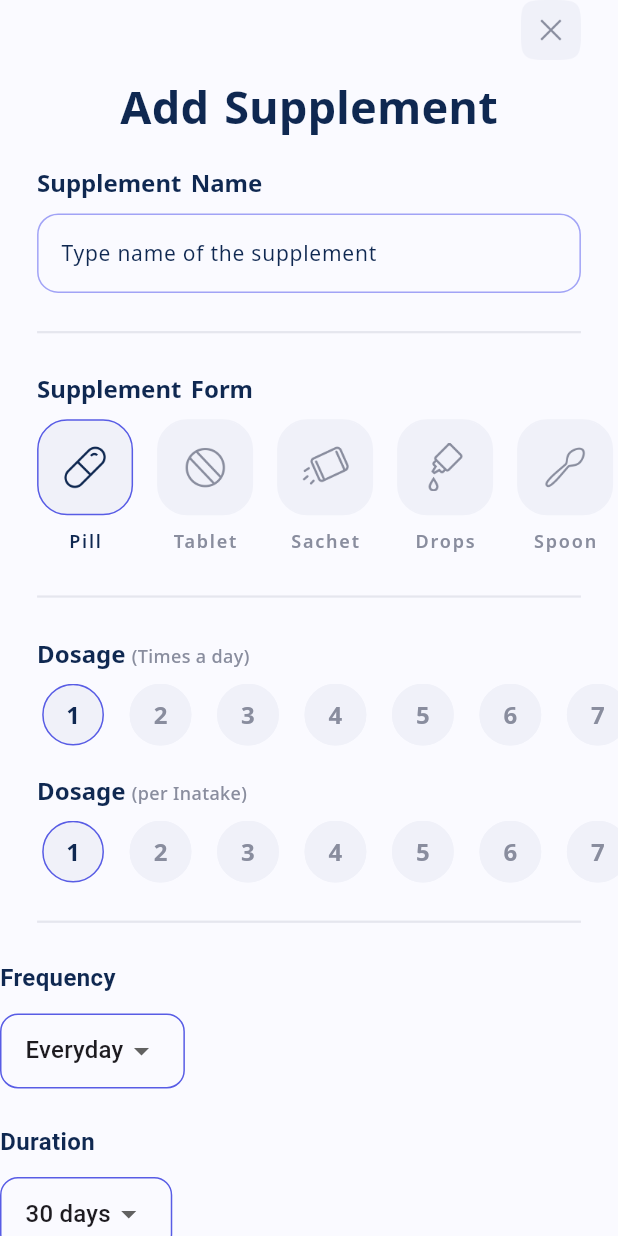
After one commit to YugaJ7/OneLook, a Flutter app: the AddSupplementScreen screen opened by its route, on a phone screen of 412 x 824 dp. The commit adds this screen. Run offline on Flutter 3.47's test engine with Material 3 defaults, Android fonts, the phone set to English and light mode, and no system bars; our stand-ins replace flutter_svg, get, google_fonts.

Commit message:
Add AddSupplement feature with controller, screen, and binding; refactor text fields

```diff
--- a/lib/binding/all_binding.dart
+++ b/lib/binding/all_binding.dart
@@ -1,5 +1,6 @@
 import 'package:get/get.dart';
 
+import '../controllers/add_supplement.dart';
 import '../controllers/forgot_controller.dart';
 import '../controllers/login_controller.dart';
 import '../controllers/onboarding_controller.dart';
@@ -45,3 +46,11 @@ class ForgotBinding implements Bindings {
     Get.lazyPut(() => ForgotController());
   }
 }
+
+// add_supplement_binding.dart
+class AddSupplementBinding implements Bindings {
+  @override
+  void dependencies() {
+    Get.lazyPut(() => AddSupplementController());
+  }
+}
--- a/lib/components/navbar/navbar.dart
+++ b/lib/components/navbar/navbar.dart
@@ -16,8 +16,9 @@ class Navbar extends StatelessWidget {
     final iconContainerWidth = screenWidth / NavbarData.icons.length;
     return Scaffold(
       body: Obx(() => NavbarData.screens[controller.selectedIndex.value]),
-      bottomNavigationBar: Container(
-        padding: EdgeInsets.symmetric(vertical: screenWidth * 0.025),
+      bottomNavigationBar: SafeArea(
+        child: Container(
+          padding: EdgeInsets.symmetric(vertical: screenWidth * 0.0025),
           decoration: BoxDecoration(
             color: Colors.white,
             borderRadius: BorderRadius.only(
@@ -33,7 +34,7 @@ class Navbar extends StatelessWidget {
               ),
             ],
           ),
-        height: screenHeight * 0.1,
+          height: screenHeight * 0.08,
           child: Stack(
             children: [
               Obx(() {
@@ -76,6 +77,7 @@ class Navbar extends StatelessWidget {
             ],
           ),
         ),
+      ),
     );
   }
 }
--- /dev/null
+++ b/lib/components/widgets/textfield/auth_text_field.dart
@@ -0,0 +1,72 @@
+import 'package:flutter/material.dart';
+import 'package:get/get.dart';
+import '../../../constants/app_color.dart';
+import '../../style/text.dart';
+
+class AuthTextField extends StatelessWidget {
+  final String label, hint, icon;
+  final TextEditingController controller;
+  final RxBool obscureText; // Use RxBool for reactive obscureText
+  final VoidCallback? toggleObscureText;
+
+  const AuthTextField({
+    super.key,
+    required this.label,
+    required this.hint,
+    required this.icon,
+    required this.controller,
+    required this.obscureText, // Pass the RxBool
+    this.toggleObscureText,
+  });
+
+  @override
+  Widget build(BuildContext context) {
+    return Column(
+      crossAxisAlignment: CrossAxisAlignment.start,
+      children: [
+        Text(
+          label,
+          style: TextStyles.withColor(textcolor: AppColors.darkGrey).bodytext2,
+        ),
+        SizedBox(height: 4),
+        Obx(() {
+          return TextField(
+            controller: controller,
+            obscureText: obscureText.value, // Observe obscureText.value
+            style:
+                TextStyles.withColor(textcolor: AppColors.darkGrey).bodytext2,
+            cursorColor: AppColors.darkGrey,
+            decoration: InputDecoration(
+              hintText: hint,
+              hintStyle:
+                  TextStyles.withColor(textcolor: AppColors.darkGrey).bodytext2,
+              prefixIcon: Image.asset(icon, scale: 3),
+              suffixIcon: toggleObscureText != null
+                  ? IconButton(
+                      icon: Icon(
+                        obscureText.value
+                            ? Icons.visibility_off
+                            : Icons.visibility,
+                      ),
+                      onPressed: toggleObscureText,
+                      color: AppColors.darkGrey,
+                    )
+                  : null,
+              focusColor: AppColors.lilacPetals,
+              enabledBorder: OutlineInputBorder(
+                borderSide: BorderSide(color: AppColors.lilacPetalsDark),
+                borderRadius: BorderRadius.circular(14),
+              ),
+              focusedBorder: OutlineInputBorder(
+                borderSide: BorderSide(color: AppColors.lilacPetalsDark),
+                borderRadius: BorderRadius.circular(14),
+              ),
+              fillColor: AppColors.lilacPetals,
+              filled: true,
+            ),
+          );
+        }),
+      ],
+    );
+  }
+}
--- a/lib/components/widgets/textfield/text_field.dart
+++ b/lib/components/widgets/textfield/text_field.dart
@@ -1,72 +1,38 @@
 import 'package:flutter/material.dart';
-import 'package:get/get.dart';
 import '../../../constants/app_color.dart';
 import '../../style/text.dart';
 
-class AuthTextField extends StatelessWidget {
-  final String label, hint, icon;
+class CustomTextField extends StatelessWidget {
+  final String hint;
   final TextEditingController controller;
-  final RxBool obscureText; // Use RxBool for reactive obscureText
-  final VoidCallback? toggleObscureText;
 
-  const AuthTextField({
+  const CustomTextField({
     super.key,
-    required this.label,
     required this.hint,
-    required this.icon,
     required this.controller,
-    required this.obscureText, // Pass the RxBool
-    this.toggleObscureText,
   });
 
   @override
   Widget build(BuildContext context) {
-    return Column(
-      crossAxisAlignment: CrossAxisAlignment.start,
-      children: [
-        Text(
-          label,
-          style: TextStyles.withColor(textcolor: AppColors.darkGrey).bodytext2,
-        ),
-        SizedBox(height: 4),
-        Obx(() {
     return TextField(
       controller: controller,
-            obscureText: obscureText.value, // Observe obscureText.value
-            style:
-                TextStyles.withColor(textcolor: AppColors.darkGrey).bodytext2,
-            cursorColor: AppColors.darkGrey,
+      style: TextStyles.withColor(textcolor: AppColors.deepBlue).bodytext2,
+      cursorColor: AppColors.deepBlue,
       decoration: InputDecoration(
         hintText: hint,
         hintStyle:
-                  TextStyles.withColor(textcolor: AppColors.darkGrey).bodytext2,
-              prefixIcon: Image.asset(icon, scale: 3),
-              suffixIcon: toggleObscureText != null
-                  ? IconButton(
-                      icon: Icon(
-                        obscureText.value
-                            ? Icons.visibility_off
-                            : Icons.visibility,
-                      ),
-                      onPressed: toggleObscureText,
-                      color: AppColors.darkGrey,
-                    )
-                  : null,
-              focusColor: AppColors.lilacPetals,
+            TextStyles.withColor(textcolor: AppColors.deepBlue).bodytext2,
         enabledBorder: OutlineInputBorder(
-                borderSide: BorderSide(color: AppColors.lilacPetalsDark),
+          borderSide: BorderSide(color: AppColors.violet),
           borderRadius: BorderRadius.circular(14),
         ),
         focusedBorder: OutlineInputBorder(
-                borderSide: BorderSide(color: AppColors.lilacPetalsDark),
+          borderSide: BorderSide(color: AppColors.violet),
           borderRadius: BorderRadius.circular(14),
         ),
         fillColor: AppColors.lilacPetals,
         filled: true,
       ),
     );
-        }),
-      ],
-    );
   }
 }
--- /dev/null
+++ b/lib/controllers/add_supplement.dart
@@ -0,0 +1,22 @@
+// add_supllement_controller.dart
+import 'package:flutter/material.dart';
+import 'package:get/get.dart';
+
+class AddSupplementController extends GetxController {
+  final textController = TextEditingController();
+  var text = ''.obs;
+
+  @override
+  void onInit() {
+    textController.addListener(() {
+      text.value = textController.text;
+    });
+    super.onInit();
+  }
+
+  @override
+  void onClose() {
+    textController.dispose();
+    super.onClose();
+  }
+}
--- a/lib/main.dart
+++ b/lib/main.dart
@@ -7,6 +7,7 @@ import 'package:onelook/screens/auth/login.dart';
 import 'package:onelook/screens/auth/forgot.dart';
 import 'package:onelook/screens/auth/new_pass.dart';
 import 'package:onelook/components/navbar/navbar.dart';
+import 'package:onelook/screens/home/add_supplement.dart';
 import 'binding/all_binding.dart';
 
 void main() {
@@ -38,6 +39,11 @@ class MyApp extends StatelessWidget {
             name: '/forgotpassword',
             page: () => ForgotScreen(),
             binding: ForgotBinding()),
+        GetPage(
+            name: '/add_supplement',
+            page: () => AddSupplementScreen(),
+            binding: AddSupplementBinding()
+            ),
         GetPage(name: '/newpassword', page: () => NewPassScreen()),
         GetPage(name: '/confirm', page: () => ConfirmScreen()),
         GetPage(name: '/navbar', page: () => Navbar()),
--- /dev/null
+++ b/lib/screens/home/add_supplement.dart
@@ -0,0 +1,423 @@
+import 'package:flutter/material.dart';
+import 'package:get/get.dart';
+import 'package:onelook/components/style/text.dart';
+import 'package:onelook/components/widgets/textfield/text_field.dart';
+import 'package:onelook/constants/app_color.dart';
+import 'package:onelook/controllers/add_supplement.dart';
+
+class AddSupplementScreen extends StatelessWidget {
+  final AddSupplementController controller = Get.find();
+  AddSupplementScreen({super.key});
+
+  @override
+  Widget build(BuildContext context) {
+    final screenWidth = MediaQuery.of(context).size.width;
+    final screenHeight = MediaQuery.of(context).size.height;
+    final supplementForms = [
+      {"icon": "pill", "label": "Pill"},
+      {"icon": "tablet", "label": "Tablet"},
+      {"icon": "sachet", "label": "Sachet"},
+      {"icon": "drops", "label": "Drops"},
+      {"icon": "spoon", "label": "Spoon"},
+    ];
+    return Scaffold(
+      backgroundColor: AppColors.lilacPetals,
+      body: SafeArea(
+        child: SingleChildScrollView(
+          child: Column(
+            crossAxisAlignment: CrossAxisAlignment.start,
+            children: [
+              Padding(
+                padding: EdgeInsets.symmetric(horizontal: screenWidth * 0.06),
+                child: Column(
+                  crossAxisAlignment: CrossAxisAlignment.start,
+                  children: [
+                    Align(
+                      alignment: Alignment.topRight,
+                      child: GestureDetector(
+                        onTap: () => Navigator.of(context).pop(),
+                        child: Image.asset(
+                          'assets/icons/close.png',
+                          width: 40,
+                          height: 40,
+                        ),
+                      ),
+                    ),
+                    SizedBox(height: screenHeight * 0.014),
+                    Center(
+                      child: Text(
+                        "Add Supplement",
+                        style:
+                            TextStyles.withColor(textcolor: AppColors.deepBlue)
+                                .headline1,
+                      ),
+                    ),
+                    SizedBox(height: screenHeight * 0.024),
+                    Text(
+                      "Supplement Name",
+                      style: TextStyles.withColor(textcolor: AppColors.deepBlue)
+                          .headline3,
+                    ),
+                    const SizedBox(height: 8),
+                    CustomTextField(
+                      hint: "Type name of the supplement",
+                      controller: controller.textController,
+                    ),
+                    SizedBox(height: screenHeight * 0.022),
+                    Divider(color: AppColors.lightGrey, thickness: 1.5),
+                    SizedBox(height: screenHeight * 0.022),
+                    Text(
+                      "Supplement Form",
+                      style: TextStyles.withColor(textcolor: AppColors.deepBlue)
+                          .headline3,
+                    ),
+                    const SizedBox(height: 8),
+                  ],
+                ),
+              ),
+              SizedBox(
+                height: 92,
+                child: ListView.builder(
+                  scrollDirection: Axis.horizontal,
+                  shrinkWrap: true,
+                  padding: EdgeInsets.only(
+                      left: screenWidth * 0.06, right: screenWidth * 0.06),
+                  itemCount: supplementForms.length,
+                  itemBuilder: (context, index) {
+                    final form = supplementForms[index];
+                    return Padding(
+                      padding: EdgeInsets.only(
+                          right: index == supplementForms.length - 1 ? 0 : 16),
+                      child: _formOption(
+                        form["icon"]!,
+                        form["label"]!,
+                        selected: index ==
+                            0, // optionally make the first one selected
+                      ),
+                    );
+                  },
+                ),
+              ),
+              Padding(
+                padding: EdgeInsets.symmetric(horizontal: screenWidth * 0.06),
+                child: Column(
+                  crossAxisAlignment: CrossAxisAlignment.start,
+                  children: [
+                    SizedBox(height: screenHeight * 0.022),
+                    Divider(color: AppColors.lightGrey, thickness: 1.5),
+                    SizedBox(height: screenHeight * 0.022),
+                    Text.rich(
+                      TextSpan(
+                        children: [
+                          TextSpan(
+                            text: "Dosage ",
+                            style: TextStyles.withColor(
+                                    textcolor: AppColors.deepBlue)
+                                .headline3,
+                          ),
+                          TextSpan(
+                              text: "(Times a day)",
+                              style: TextStyles.withColor(
+                                      textcolor: AppColors.darkGrey)
+                                  .bodytext3),
+                        ],
+                      ),
+                    ),
+                    const SizedBox(height: 8),
+                  ],
+                ),
+              ),
+              SizedBox(
+                height: screenHeight * 0.05,
+                child: ListView.builder(
+                  scrollDirection: Axis.horizontal,
+                  padding: EdgeInsets.only(
+                      left: screenWidth * 0.06, right: screenWidth * 0.06),
+                  itemCount: 10,
+                  itemBuilder: (context, index) {
+                    bool selected = index == 0;
+                    return Padding(
+                      padding: EdgeInsets.only(
+                          right: index == 9 ? 0 : screenWidth * 0.025),
+                      child: CircleAvatar(
+                        radius: 24,
+                        backgroundColor: AppColors.lilacPetalsDark,
+                        child: Container(
+                          decoration: BoxDecoration(
+                            shape: BoxShape.circle,
+                            border: Border.all(
+                                color: selected
+                                    ? AppColors.purplePlum
+                                    : AppColors.lilacPetalsDark),
+                          ),
+                          child: Center(
+                            child: Text("${index + 1}",
+                                style: TextStyles.withColor(
+                                        textcolor: selected
+                                            ? AppColors.deepBlue
+                                            : AppColors.darkGrey)
+                                    .headline3),
+                          ),
+                        ),
+                      ),
+                    );
+                  },
+                ),
+              ),
+              SizedBox(height: screenHeight * 0.022),
+              Padding(
+                padding: EdgeInsets.symmetric(horizontal: screenWidth * 0.06),
+                child: Text.rich(
+                  TextSpan(
+                    children: [
+                      TextSpan(
+                        text: "Dosage ",
+                        style:
+                            TextStyles.withColor(textcolor: AppColors.deepBlue)
+                                .headline3,
+                      ),
+                      TextSpan(
+                          text: "(per Inatake)",
+                          style: TextStyles.withColor(
+                                  textcolor: AppColors.darkGrey)
+                              .bodytext3),
+                    ],
+                  ),
+                ),
+              ),
+              const SizedBox(height: 8),
+              SizedBox(
+                height: screenHeight * 0.05,
+                child: ListView.builder(
+                  scrollDirection: Axis.horizontal,
+                  padding: EdgeInsets.only(
+                      left: screenWidth * 0.06, right: screenWidth * 0.06),
+                  itemCount: 10,
+                  itemBuilder: (context, index) {
+                    bool selected = index == 0;
+                    return Padding(
+                      padding: EdgeInsets.only(
+                          right: index == 9 ? 0 : screenWidth * 0.025),
+                      child: CircleAvatar(
+                        radius: 24,
+                        backgroundColor: AppColors.lilacPetalsDark,
+                        child: Container(
+                          decoration: BoxDecoration(
+                            shape: BoxShape.circle,
+                            border: Border.all(
+                                color: selected
+                                    ? AppColors.purplePlum
+                                    : AppColors.lilacPetalsDark),
+                          ),
+                          child: Center(
+                            child: Text("${index + 1}",
+                                style: TextStyles.withColor(
+                                        textcolor: selected
+                                            ? AppColors.deepBlue
+                                            : AppColors.darkGrey)
+                                    .headline3),
+                          ),
+                        ),
+                      ),
+                    );
+                  },
+                ),
+              ),
+              Padding(
+                padding: EdgeInsets.symmetric(horizontal: screenWidth * 0.06),
+                child: Column(
+                  crossAxisAlignment: CrossAxisAlignment.start,
+                  children: [
+                    SizedBox(height: screenHeight * 0.022),
+                    Divider(color: AppColors.lightGrey, thickness: 1.5),
+                    SizedBox(height: screenHeight * 0.022),
+                  ],
+                ),
+              ),
+              //continue from here
+              const Text("Frequency",
+                  style: TextStyle(
+                      fontSize: 16,
+                      fontWeight: FontWeight.w600,
+                      color: Color(0xFF0F2851))),
+              const SizedBox(height: 12),
+              _dropdown("Everyday"),
+              const SizedBox(height: 24),
+              const Text("Duration",
+                  style: TextStyle(
+                      fontSize: 16,
+                      fontWeight: FontWeight.w600,
+                      color: Color(0xFF0F2851))),
+              const SizedBox(height: 12),
+              _dropdown("30 days"),
+              const SizedBox(height: 32),
+              const Text("Time of day",
+                  style: TextStyle(
+                      fontSize: 16,
+                      fontWeight: FontWeight.w600,
+                      color: Color(0xFF0F2851))),
+              const SizedBox(height: 12),
+              Wrap(
+                spacing: 12,
+                children: [
+                  _timeOption("sunrise", "Morning", selected: true),
+                  _timeOption("sun", "Afternoon"),
+                  _timeOption("sunset", "Evening"),
+                  _timeOption("moon", "Night"),
+                ],
+              ),
+              const SizedBox(height: 12),
+              _textButton("Add custom time"),
+              const SizedBox(height: 32),
+              const Text("Taking with meals",
+                  style: TextStyle(
+                      fontSize: 16,
+                      fontWeight: FontWeight.w600,
+                      color: Color(0xFF0F2851))),
+              const SizedBox(height: 12),
+              Wrap(
+                spacing: 12,
+                children: [
+                  _mealOption("Before meal", selected: true),
+                  _mealOption("After meal"),
+                  _mealOption("During the meal"),
+                ],
+              ),
+              const SizedBox(height: 32),
+              const Text("Set Reminder",
+                  style: TextStyle(
+                      fontSize: 16,
+                      fontWeight: FontWeight.w600,
+                      color: Color(0xFF0F2851))),
+              const SizedBox(height: 16),
+              _reminderTile("Before the scheduled time"),
+              const SizedBox(height: 16),
+              _reminderTile("After exceeding the time"),
+              const SizedBox(height: 32),
+              SizedBox(
+                width: double.infinity,
+                height: 56,
+                child: ElevatedButton(
+                  onPressed: () {},
+                  style: ElevatedButton.styleFrom(
+                    backgroundColor: const Color(0xFF585CE5),
+                    shape: RoundedRectangleBorder(
+                      borderRadius: BorderRadius.circular(16),
+                    ),
+                  ),
+                  child: const Row(
+                    mainAxisAlignment: MainAxisAlignment.center,
+                    children: [
+                      Text("Add Supplement",
+                          style: TextStyle(
+                            fontSize: 16,
+                            fontWeight: FontWeight.w600,
+                          )),
+                      SizedBox(width: 8),
+                      Icon(Icons.arrow_forward),
+                    ],
+                  ),
+                ),
+              ),
+            ],
+          ),
+        ),
+      ),
+    );
+  }
+}
+
+Widget _formOption(String icon, String label, {bool selected = false}) {
+  return Column(
+    mainAxisSize: MainAxisSize.min,
+    children: [
+      Container(
+        width: 64,
+        height: 64,
+        decoration: BoxDecoration(
+          color: AppColors.lilacPetalsDark,
+          borderRadius: BorderRadius.circular(20),
+          border: Border.all(
+              color:
+                  selected ? AppColors.purplePlum : AppColors.lilacPetalsDark),
+        ),
+        child: Center(
+          child: Image.asset(
+            'assets/icons/$icon.png',
+            width: 32,
+            height: 32,
+            color: selected ? AppColors.deepBlue : AppColors.darkGrey,
+          ),
+        ),
+      ),
+      const SizedBox(height: 8),
+      Text(
+        label,
+        style: TextStyles.buttontext2.copyWith(
+            color: selected ? AppColors.deepBlue : AppColors.darkGrey),
+      ),
+    ],
+  );
+}
+
+Widget _dropdown(String value) {
+  return Container(
+    padding: const EdgeInsets.symmetric(horizontal: 16),
+    decoration: BoxDecoration(
+      border: Border.all(color: Color(0xFF585CE5)),
+      borderRadius: BorderRadius.circular(12),
+    ),
+    child: DropdownButtonHideUnderline(
+      child: DropdownButton<String>(
+        value: value,
+        items: [DropdownMenuItem(value: value, child: Text(value))],
+        onChanged: (_) {},
+      ),
+    ),
+  );
+}
+
+Widget _timeOption(String icon, String label, {bool selected = false}) {
+  return OutlinedButton.icon(
+    onPressed: () {},
+    icon: Text(icon),
+    label: Text(label),
+    style: OutlinedButton.styleFrom(
+      backgroundColor: selected ? Color(0xFF585CE5).withOpacity(0.1) : null,
+      side: BorderSide(color: Color(0xFF585CE5)),
+      shape: RoundedRectangleBorder(borderRadius: BorderRadius.circular(12)),
+    ),
+  );
+}
+
+Widget _textButton(String text) => TextButton(
+      onPressed: () {},
+      child: Text(text, style: TextStyle(color: Color(0xFF585CE5))),
+    );
+
+Widget _mealOption(String label, {bool selected = false}) => OutlinedButton(
+      onPressed: () {},
+      child: Text(label),
+      style: OutlinedButton.styleFrom(
+        backgroundColor: selected ? Color(0xFF585CE5).withOpacity(0.1) : null,
+        side: BorderSide(color: Color(0xFF585CE5)),
+        shape: RoundedRectangleBorder(borderRadius: BorderRadius.circular(12)),
+      ),
+    );
+
+Widget _reminderTile(String title) => Container(
+      padding: const EdgeInsets.all(16),
+      decoration: BoxDecoration(
+        borderRadius: BorderRadius.circular(12),
+        color: Color(0xFFF5F6FA),
+        border: Border.all(color: Color(0xFFE5E6EE)),
+      ),
+      child: Row(
+        children: [
+          Icon(Icons.alarm, color: Color(0xFF585CE5)),
+          const SizedBox(width: 12),
+          Expanded(child: Text(title)),
+          Switch(value: true, onChanged: (_) {}),
+        ],
+      ),
+    );
```
Lines whose indentation alone changed are shown as unchanged.
